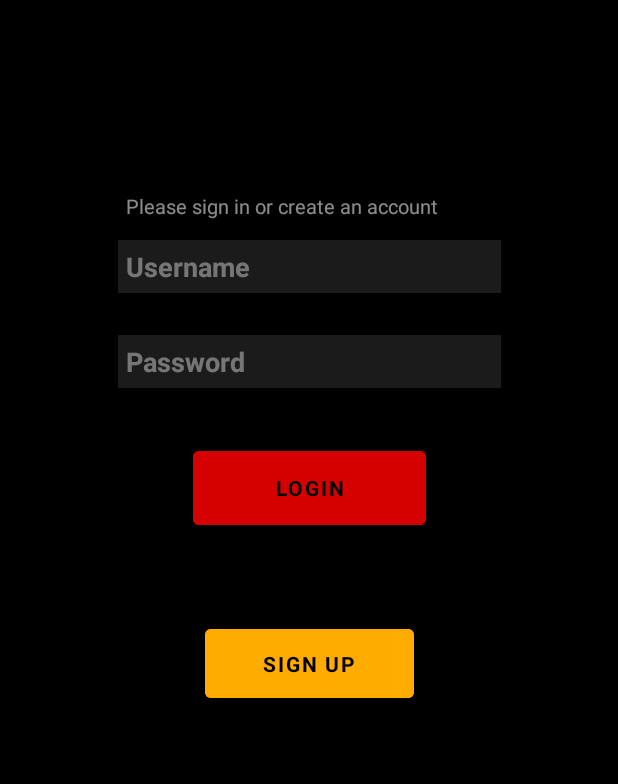
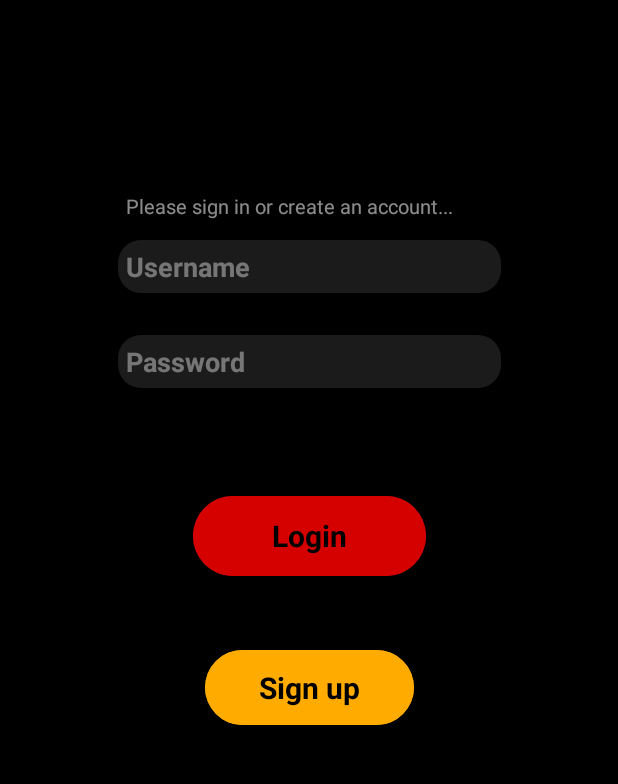
Before and after one commit to DariusGarcia/Cryptonite, an Android app: the layout activity_login.xml on its own in the app's theme, with its tools: preview values and no code run, on a phone screen of 412 x 824 dp, the part 251-1035 px from its top. Run offline under Robolectric (Android 15) with nearby library versions, the phone set to English and light mode, and no system bars; Roboto replaces fonts that are not available here.

```diff
--- a/app/build.gradle
+++ b/app/build.gradle
@@ -37,6 +37,7 @@ dependencies {
     implementation 'androidx.appcompat:appcompat:1.4.1'
     implementation 'com.google.android.material:material:1.5.0'
     implementation 'androidx.constraintlayout:constraintlayout:2.1.3'
+    implementation 'com.codepath.libraries:asynchttpclient:2.2.0'
     implementation "com.github.parse-community.Parse-SDK-Android:parse:3.0.0"
     testImplementation 'junit:junit:4.13.2'
     androidTestImplementation 'androidx.test.ext:junit:1.1.3'
--- /dev/null
+++ b/app/src/main/res/drawable/grey_rounded_et.xml
@@ -0,0 +1,13 @@
+<?xml version="1.0" encoding="utf-8"?>
+<shape xmlns:android="http://schemas.android.com/apk/res/android">
+
+    android:shape="rectangle"
+    android:padding="10dp">
+
+    <solid android:color="#A62B2A2A" />
+    <corners
+        android:bottomRightRadius="15dp"
+        android:bottomLeftRadius="15dp"
+        android:topLeftRadius="15dp"
+        android:topRightRadius="15dp" />
+</shape>
--- a/app/src/main/res/layout/activity_login.xml
+++ b/app/src/main/res/layout/activity_login.xml
@@ -15,9 +15,9 @@ tools:context="LoginActivity">
         android:layout_width="255dp"
         android:layout_height="35dp"
         android:layout_marginTop="160dp"
-        android:background="#A62B2A2A"
         android:fontFamily="@font/maven_pro"
         android:hint="Username"
+        android:background="@drawable/grey_rounded_et"
         android:inputType="textEmailAddress"
         android:padding="5dp"
         android:selectAllOnFocus="true"
@@ -34,7 +34,7 @@ tools:context="LoginActivity">
         android:layout_width="255dp"
         android:layout_height="35dp"
         android:layout_marginTop="28dp"
-        android:background="#A62B2A2A"
+        android:background="@drawable/grey_rounded_et"
         android:fontFamily="@font/maven_pro"
         android:hint="Password"
         android:inputType="textPassword"
@@ -47,8 +47,10 @@ tools:context="LoginActivity">
         app:layout_constraintStart_toStartOf="parent"
         app:layout_constraintTop_toBottomOf="@+id/et_username" />
 
+
     <Button
         android:id="@+id/signup_bt"
+        style="@style/Widget.Material3.Button.ElevatedButton"
         android:layout_width="139dp"
         android:layout_height="58dp"
         android:layout_gravity="start"
@@ -58,25 +60,28 @@ tools:context="LoginActivity">
         android:fontFamily="@font/maven_pro"
         android:text="Sign up"
         android:textColor="#000000"
+        android:textSize="20sp"
         android:textStyle="bold"
         app:layout_constraintBottom_toBottomOf="parent"
         app:layout_constraintEnd_toEndOf="parent"
         app:layout_constraintStart_toStartOf="parent"
         app:layout_constraintTop_toBottomOf="@+id/login_bt"
-        app:layout_constraintVertical_bias="0.296" />
+        app:layout_constraintVertical_bias="0.256" />
 
     <Button
         android:id="@+id/login_bt"
+        style="@style/Widget.Material3.Button.ElevatedButton"
         android:layout_width="155dp"
         android:layout_height="61dp"
         android:layout_gravity="start"
-        android:layout_marginTop="36dp"
-        android:backgroundTint="#D50000"
+        android:layout_marginTop="68dp"
+        android:backgroundTint="@color/red"
         android:enabled="true"
         android:fontFamily="@font/maven_pro"
         android:text="Login"
         android:textColor="#000000"
         android:textColorHint="#000000"
+        android:textSize="20dp"
         android:textStyle="bold"
         app:layout_constraintEnd_toEndOf="parent"
         app:layout_constraintStart_toStartOf="parent"
@@ -136,7 +141,7 @@ tools:context="LoginActivity">
         android:ems="10"
         android:fontFamily="@font/maven_pro"
         android:padding="5dp"
-        android:text="Please sign in or create an account"
+        android:text="Please sign in or create an account..."
         android:textColor="#8AFFFFFF"
         android:textSize="13sp"
         app:layout_constraintBottom_toTopOf="@+id/et_username"
```
Also changed, not shown: app/src/main/java/com/example/cryptowatch/LoginActivity.kt (+23 -3 lines), app/src/main/res/drawable/red_rounded_et.xml (added, +13 -0 lines), app/src/main/res/drawable/yellow_rounded_et.xml (added, +13 -0 lines).
